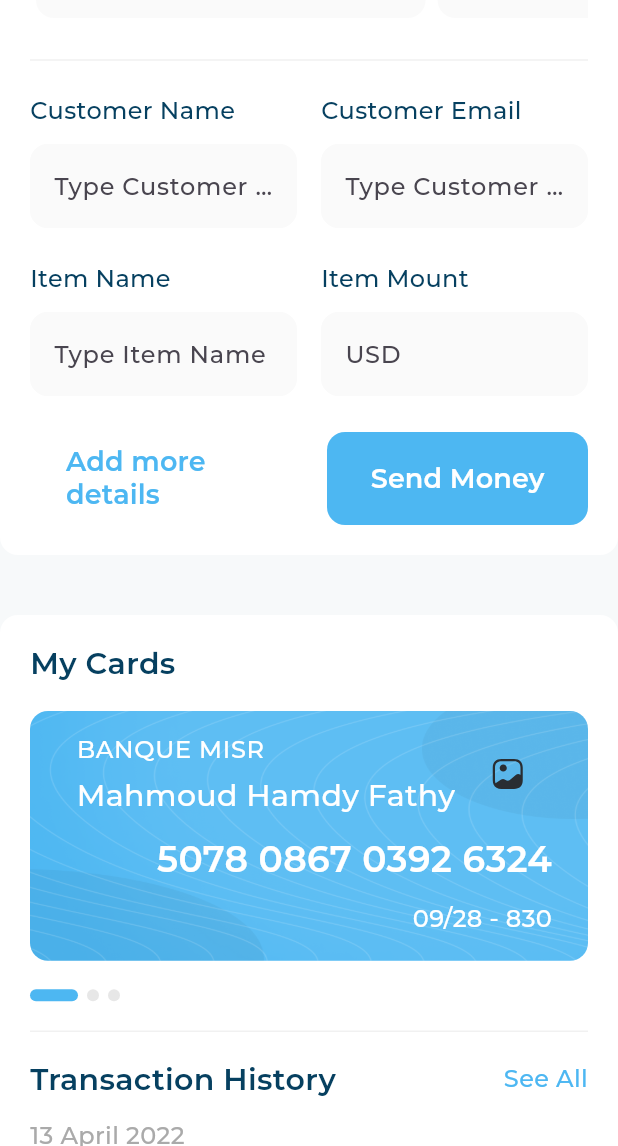
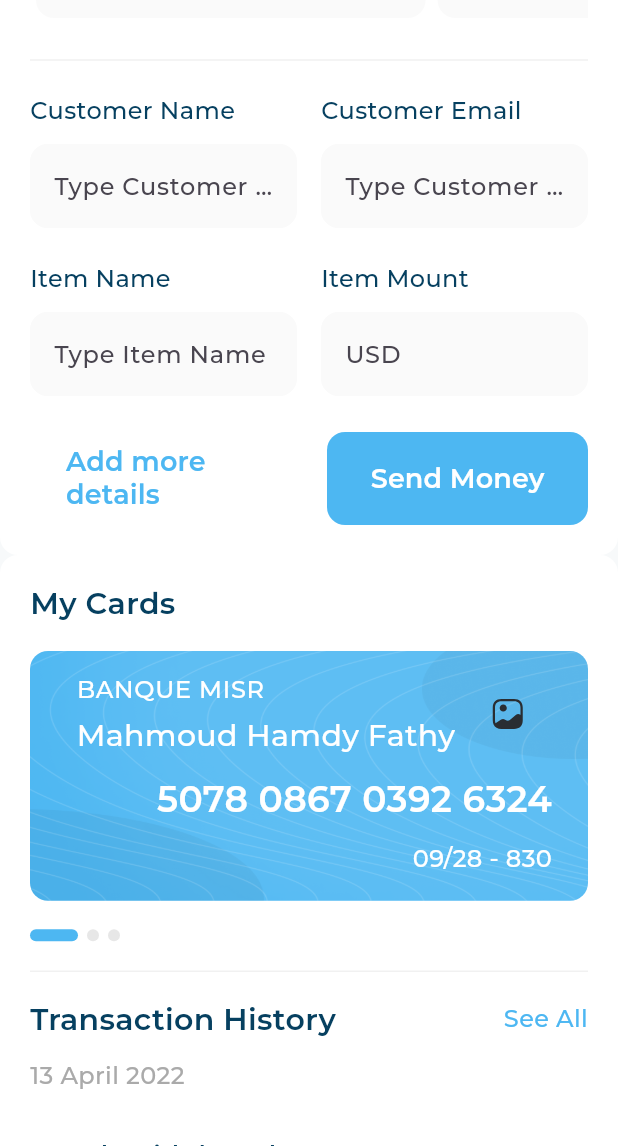
Before and after one commit to mahmoodhamdi/admin_dashboard, a Flutter app: the screen it shows after launch, scrolled down 576 dp, on a phone screen of 412 x 824 dp, the part 90-1236 px from its top. Run offline on Flutter 3.47's test engine with Material 3 defaults, Android fonts, the phone set to English and light mode, and no system bars; drawn by our look-alikes of expandable_page_view; our stand-ins replace fl_chart, flutter_svg; project files that could hold a hidden picture were left out.

Commit message:
todo: fix issus tomorrow "إن شاء الله "

```diff
--- a/lib/features/home/presentaion/widgets/desktop_layout.dart
+++ b/lib/features/home/presentaion/widgets/desktop_layout.dart
@@ -13,6 +13,7 @@ class DesktopLayout extends StatelessWidget {
         Expanded(child: CustomDrawer()),
         SizedBox(width: 32),
         Expanded(
+          flex: 3,
           child: Row(
                   children: [
                     Expanded(
@@ -28,7 +29,8 @@ class DesktopLayout extends StatelessWidget {
                     ),
                   ],
                 ),
-        ),
+        )
+        ,
       ],
     );
   }
--- a/lib/features/home/presentaion/widgets/my_card_transaction_history_and_income_section.dart
+++ b/lib/features/home/presentaion/widgets/my_card_transaction_history_and_income_section.dart
@@ -8,7 +8,6 @@ class MyCardTransactionHistoryAndIncomeSection extends StatelessWidget {
   @override
   Widget build(BuildContext context) {
     return const Column(children: [
-      SizedBox(height: 40),
       MyCardTransactionHistorySection(),
       SizedBox(height: 24),
       IncomeSection(),
```
Lines whose indentation alone changed are shown as unchanged.
